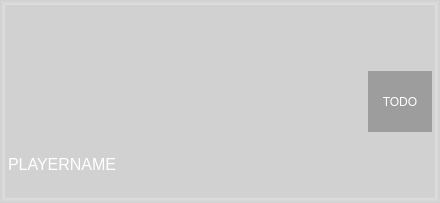
This is branches/macjariel/client/localplayerwidget.ui in kubos741/kbang as Qt 5 draws it before an edit. The edited form follows.
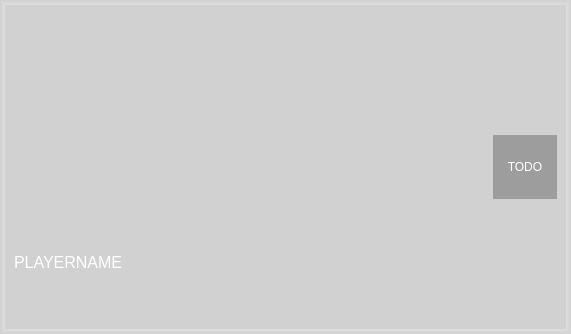
This is the edited form. Custom widgets are drawn as their Qt base class.

Patch:
```diff
--- a/branches/macjariel/client/localplayerwidget.ui
+++ b/branches/macjariel/client/localplayerwidget.ui
@@ -5,8 +5,8 @@
    <rect>
     <x>0</x>
     <y>0</y>
-    <width>440</width>
-    <height>203</height>
+    <width>571</width>
+    <height>334</height>
    </rect>
   </property>
   <property name="sizePolicy" >
@@ -67,12 +67,6 @@
       <number>2</number>
      </property>
      <layout class="QHBoxLayout" name="horizontalLayout" >
-      <property name="spacing" >
-       <number>1</number>
-      </property>
-      <property name="margin" >
-       <number>3</number>
-      </property>
       <item>
        <layout class="QGridLayout" name="gridLayout_2" >
         <item rowspan="2" row="0" column="0" >
```
Left out of the diff: 3 changed lines with no effect on the pictures.
